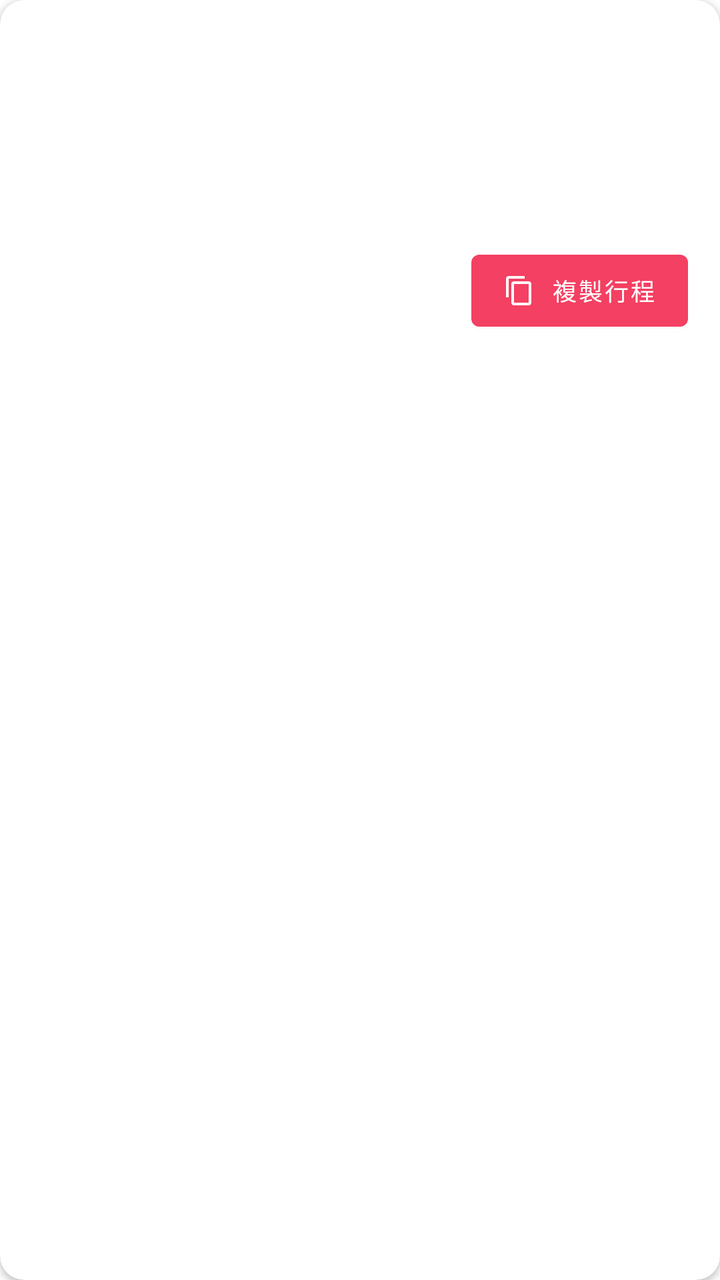
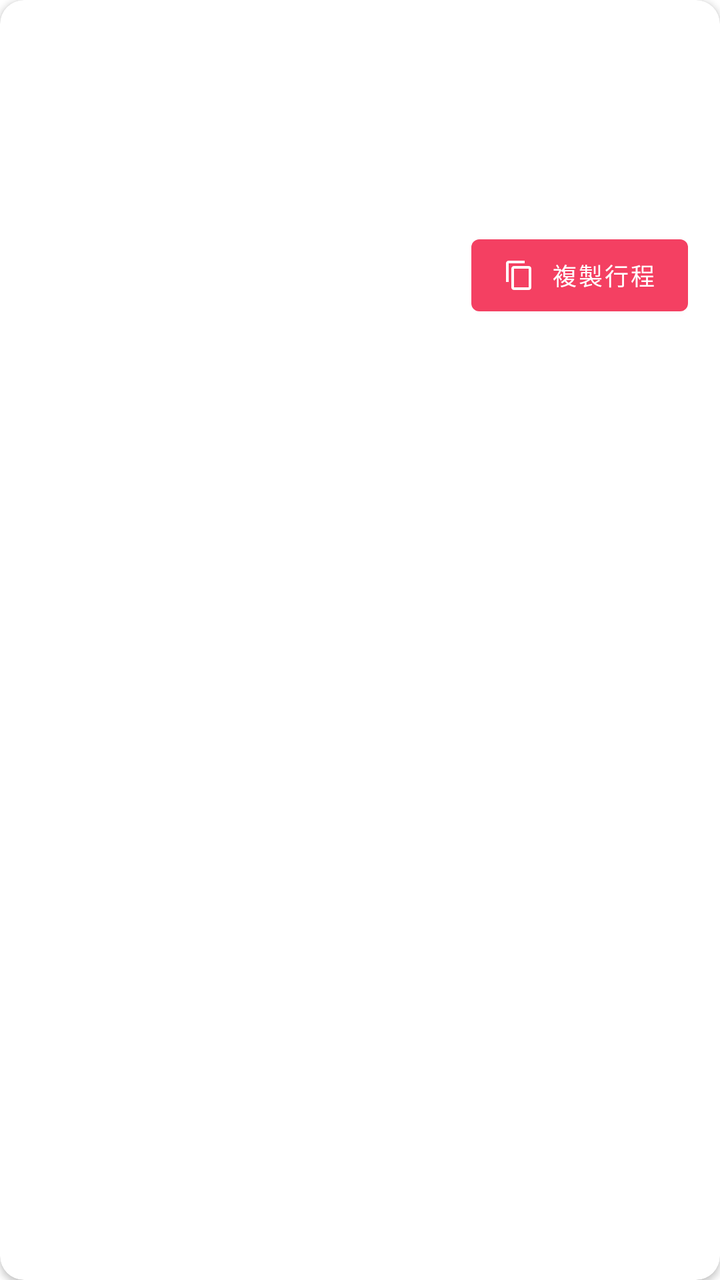

Screens rendered from an Android XML layout before and after an edit, with the pre-edit source and the edit as a unified diff.
<!-- AndroidManifest.xml: application theme Theme.Fun2Go -->
<!-- res/layout/item_public_itinerary.xml -->
<?xml version="1.0" encoding="utf-8"?>
<com.google.android.material.card.MaterialCardView xmlns:android="http://schemas.android.com/apk/res/android"
    xmlns:app="http://schemas.android.com/apk/res-auto"
    android:layout_width="match_parent"
    android:layout_height="wrap_content"
    android:layout_marginStart="16dp"
    android:layout_marginEnd="16dp"
    android:layout_marginTop="8dp"
    android:layout_marginBottom="8dp"
    app:cardElevation="2dp"
    app:cardCornerRadius="12dp">

    <LinearLayout
        android:layout_width="match_parent"
        android:layout_height="wrap_content"
        android:orientation="vertical">

        
        <ImageView
            android:id="@+id/ivCover"
            android:layout_width="match_parent"
            android:layout_height="140dp"
            android:scaleType="centerCrop"
            android:visibility="gone" />

        
        <LinearLayout
            android:layout_width="match_parent"
            android:layout_height="wrap_content"
            android:orientation="vertical"
            android:padding="16dp">

            <TextView
                android:id="@+id/tvTitle"
                android:layout_width="wrap_content"
                android:layout_height="wrap_content"
                android:textSize="16sp"
                android:textStyle="bold"
                android:textColor="#222222" />

            <LinearLayout
                android:layout_width="match_parent"
                android:layout_height="wrap_content"
                android:orientation="horizontal"
                android:layout_marginTop="4dp">

                <TextView
                    android:id="@+id/tvDestination"
                    android:layout_width="0dp"
                    android:layout_height="wrap_content"
                    android:layout_weight="1"
                    android:textSize="13sp"
                    android:textColor="#888888" />

                <TextView
                    android:id="@+id/tvDayCount"
                    android:layout_width="wrap_content"
                    android:layout_height="wrap_content"
                    android:textSize="12sp"
                    android:textColor="#F44062" />

            </LinearLayout>

            
            <LinearLayout
                android:id="@+id/llAuthor"
                android:layout_width="match_parent"
                android:layout_height="wrap_content"
                android:orientation="horizontal"
                android:layout_marginTop="6dp"
                android:gravity="center_vertical"
                android:clickable="true"
                android:focusable="true"
                android:minHeight="40dp">

                <ImageView
                    android:id="@+id/ivAuthorAvatar"
                    android:layout_width="24dp"
                    android:layout_height="24dp"
                    android:layout_marginEnd="6dp"
                    android:scaleType="centerCrop"
                    android:visibility="gone" />

                <TextView
                    android:id="@+id/tvAuthor"
                    android:layout_width="wrap_content"
                    android:layout_height="wrap_content"
                    android:textSize="12sp"
                    android:textColor="#AAAAAA" />

            </LinearLayout>

            <LinearLayout
                android:layout_width="match_parent"
                android:layout_height="wrap_content"
                android:orientation="horizontal"
                android:gravity="end"
                android:layout_marginTop="16dp">

                <TextView
                    android:id="@+id/tvCopyCount"
                    android:layout_width="0dp"
                    android:layout_height="wrap_content"
                    android:layout_weight="1"
                    android:gravity="center_vertical"
                    android:textSize="12sp"
                    android:textColor="#AAAAAA" />

                <com.google.android.material.button.MaterialButton
                    android:id="@+id/btnCopy"
                    android:layout_width="wrap_content"
                    android:layout_height="wrap_content"
                    android:text="@string/label_copy_itin"
                    android:textSize="12sp"
                    app:backgroundTint="#F44062"
                    app:icon="@drawable/ic_copy"
                    app:iconSize="16dp"
                    style="@style/Widget.MaterialComponents.Button" />

            </LinearLayout>

        </LinearLayout>

    </LinearLayout>

</com.google.android.material.card.MaterialCardView>
<!-- resources referenced by this layout -->
<resources>
  <!-- drawable ic_copy (drawable) -->
  <?xml version="1.0" encoding="utf-8"?>
  <vector xmlns:android="http://schemas.android.com/apk/res/android"
      android:width="24dp"
      android:height="24dp"
      android:viewportWidth="24"
      android:viewportHeight="24">
      <path
          android:fillColor="@android:color/white"
          android:pathData="M16,1L4,1c-1.1,0 -2,0.9 -2,2l0,14h2L4,3l12,0L16,1zM19,5L8,5c-1.1,0 -2,0.9 -2,2l0,14c0,1.1 0.9,2 2,2l11,0c1.1,0 2,-0.9 2,-2L21,7c0,-1.1 -0.9,-2 -2,-2zM19,21L8,21L8,7l11,0l0,14z" />
  </vector>
  <string name="label_copy_itin">複製行程</string>
  <style name="Theme.Fun2Go" parent="Theme.MaterialComponents.Light.NoActionBar" />
</resources>

<!-- the commit's change to res/layout/item_public_itinerary.xml (unified diff, before → after) -->
@@ -68,10 +68,7 @@
                 android:layout_height="wrap_content"
                 android:orientation="horizontal"
                 android:layout_marginTop="6dp"
-                android:gravity="center_vertical"
-                android:clickable="true"
-                android:focusable="true"
-                android:minHeight="40dp">
+                android:gravity="center_vertical">
 
                 <ImageView
                     android:id="@+id/ivAuthorAvatar"
@@ -79,12 +76,17 @@
                     android:layout_height="24dp"
                     android:layout_marginEnd="6dp"
                     android:scaleType="centerCrop"
+                    android:clickable="true"
+                    android:focusable="true"
                     android:visibility="gone" />
 
                 <TextView
                     android:id="@+id/tvAuthor"
-                    android:layout_width="wrap_content"
+                    android:layout_width="0dp"
                     android:layout_height="wrap_content"
+                    android:layout_weight="1"
+                    android:paddingTop="8dp"
+                    android:paddingBottom="8dp"
                     android:textSize="12sp"
                     android:textColor="#AAAAAA" />
 
